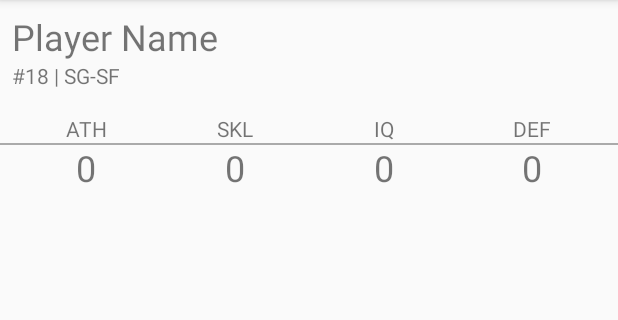
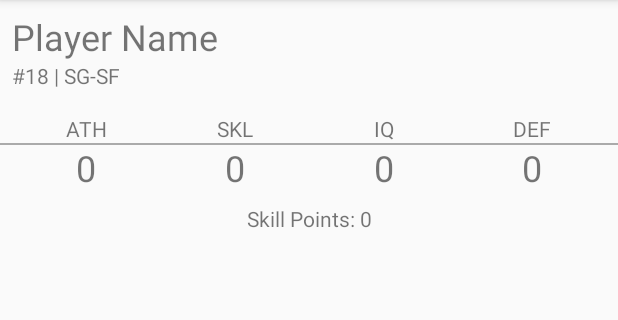
Before and after one commit to ryanmcalpin/basketball-rpg-android, an Android app: the MainActivity screen opened directly, with no data from a screen before it, on a phone screen of 412 x 824 dp, the part 84-404 px from its top. Run offline under Robolectric (Android 15) with nearby library versions, the phone set to English and light mode, and no system bars.

Commit message:
add skill points display

```diff
--- a/app/src/main/res/layout/activity_main.xml
+++ b/app/src/main/res/layout/activity_main.xml
@@ -101,6 +101,7 @@
         app:layout_constraintTop_toBottomOf="@+id/linearLayout" />
 
     <LinearLayout
+        android:id="@+id/linearLayout2"
         android:layout_width="match_parent"
         android:layout_height="wrap_content"
         android:layout_marginEnd="8dp"
@@ -156,4 +157,18 @@
             tools:layout_editor_absoluteY="83dp" />
     </LinearLayout>
 
+    <TextView
+        android:id="@+id/skill_points_view"
+        android:layout_width="0dp"
+        android:layout_height="wrap_content"
+        android:layout_marginEnd="8dp"
+        android:layout_marginStart="8dp"
+        android:layout_marginTop="8dp"
+        android:text="Skill Points: 0"
+        android:textAlignment="center"
+        app:layout_constraintEnd_toEndOf="parent"
+        app:layout_constraintHorizontal_bias="0.0"
+        app:layout_constraintStart_toStartOf="parent"
+        app:layout_constraintTop_toBottomOf="@+id/linearLayout2" />
+
 </android.support.constraint.ConstraintLayout>
```
